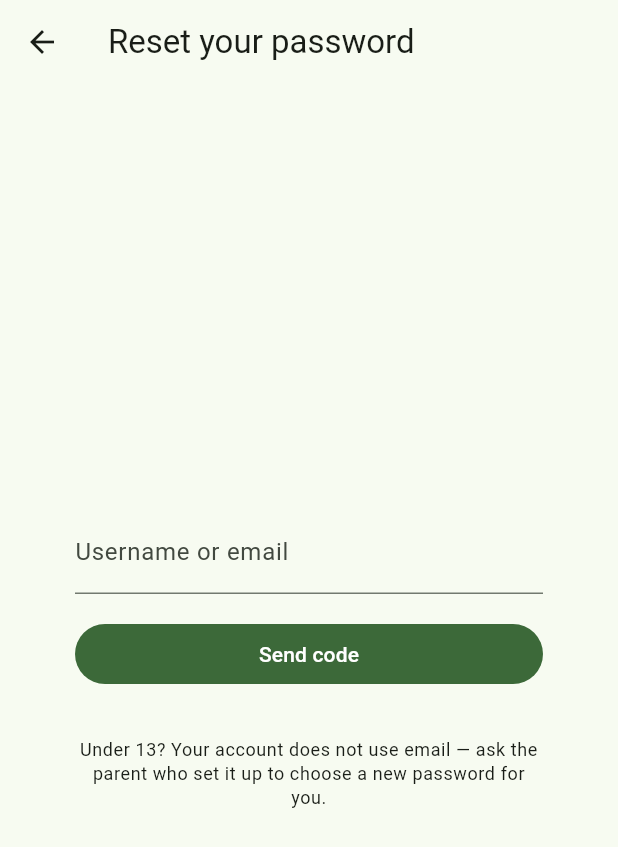
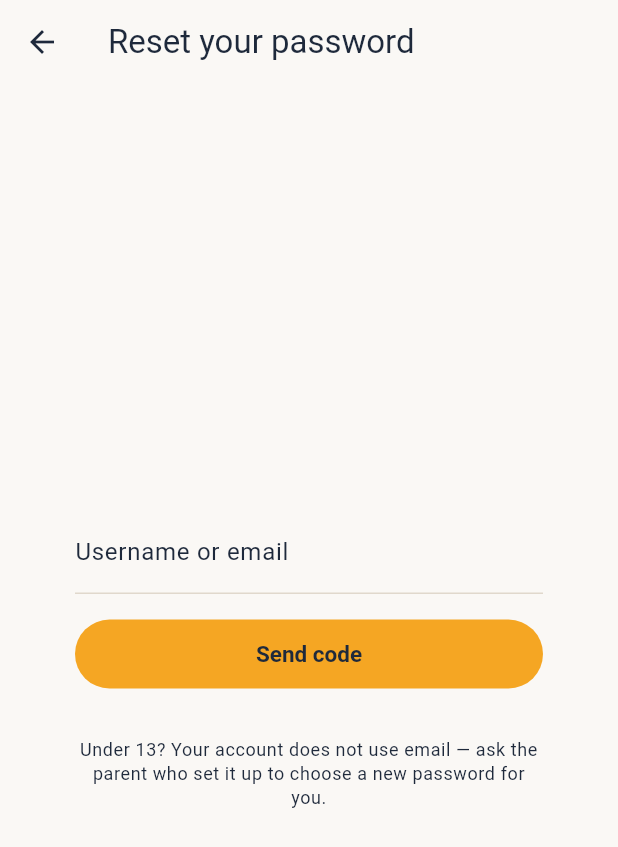
Before and after one commit to rchorse/scripture_buddy, a Flutter app: the screen it shows after launch, after a tap on "Sign in", after a tap on "Forgot your password?", on a phone screen of 412 x 824 dp. Shown: the top 847 px of the screen. Run offline on Flutter 3.47's test engine with Material 3 defaults, Android fonts, the phone set to English and light mode, and no system bars; our stand-ins replace flutter_riverpod, flutter_timezone, web; missing offline and left inert: amplify_auth_cognito, amplify_flutter.

Commit message:
Apply the Hive theme and vocabulary
Palette and both light and dark themes from the brand doc: honey gold for
primary actions, amber for accents, parchment and midnight for surfaces,
sage for correct answers, terracotta for warnings. Amber is bright enough
that buttons take dark type rather than white.

The gamification vocabulary now reaches the reader: XP is Nectar Drops and
the streak is a Honey Jar, on the progress header, the lesson summary and
the leaderboard. "XP" and "streak" stay as the implementation words.

HoneycombNode ships the hexagonal cell from the doc — clipped rather than
an image so it stays sharp and recolours by state. Nothing renders it yet;
the lesson map it belongs to does not exist.

Two things the doc asked for that are not here. The app is still called
ScriptureBuddy rather than "Hive Study": the name is already the domain,
the Cognito pool, the store listing drafts and the published privacy
policy. And Desi the honeybee needs artwork that does not exist, so the
mascot widget would only have found missing assets.

Caught while verifying: lessonSuccess and appName were written but never
referenced, so dart2js tree-shook them out of the bundle entirely. Both
are wired now; streakReminder stays unused and flagged, since the FCM job
it belongs to has not been built.

Co-Authored-By: Claude Opus 5 <noreply@anthropic.com>

```diff
--- /dev/null
+++ b/app/lib/core/hive_strings.dart
@@ -0,0 +1,41 @@
+/// The Hive vocabulary.
+///
+/// Gamification terms live here so the metaphor stays consistent wherever it
+/// surfaces — screens, reward sheets, and later push notifications. Points are
+/// **Nectar Drops** and the streak is a **Honey Jar**; "XP" and "streak" are
+/// implementation words that should not reach a reader.
+///
+/// The app is still called ScriptureBuddy. The brand document proposed "Hive
+/// Study", but the name is already the domain, the Cognito pool, the store
+/// listing drafts and the published privacy policy — so the hive is the
+/// metaphor, not the name.
+class HiveStrings {
+  const HiveStrings._();
+
+  static const appName = 'ScriptureBuddy';
+
+  /// "12 Nectar Drops", but "1 Nectar Drop".
+  static String nectar(int amount) =>
+      '$amount Nectar ${amount == 1 ? 'Drop' : 'Drops'}';
+
+  static String nectarGained(int amount) => '+${nectar(amount)}';
+
+  /// The jar fills as the streak grows, so a streak reads as days of honey.
+  static String jarStatus(int days) => days == 1 ? '1 day of honey' : '$days days of honey';
+
+  static const jarEmpty = 'Your honey jar is empty';
+
+  static const jarAtRisk =
+      'Your jar is running low — a few minutes today tops it up';
+
+  static const lessonSuccess =
+      'Unbee-lievable. Another drop of wisdom in your jar.';
+
+  /// Unused until the FCM reminder job exists — kept so the copy is written
+  /// once, in the same voice as everything else.
+  static const streakReminder =
+      'Desi is waiting at the hive. Keep your jar full with a 3-minute review.';
+
+  static String toNextLevel(int drops, int level) =>
+      '${nectar(drops)} to level $level';
+}
--- /dev/null
+++ b/app/lib/core/hive_theme.dart
@@ -0,0 +1,117 @@
+import 'package:flutter/material.dart';
+
+/// The Hive palette and themes.
+///
+/// The metaphor is a beehive — honey, honeycomb, nectar — chosen because it
+/// carries wisdom, sweetness and community without belonging to any one faith.
+/// That matters: the content model holds any scripture, so the branding must
+/// not pick a side by using sunrises, olive branches, scrolls or stars.
+class HiveTheme {
+  const HiveTheme._();
+
+  /// Primary buttons, active states, progress fills.
+  static const honeyGolden = Color(0xFFF5A623);
+
+  /// Secondary accents, borders, streak badges.
+  static const royalAmber = Color(0xFFE68A00);
+
+  /// Scaffold background in light mode.
+  static const parchmentCream = Color(0xFFFAF8F5);
+
+  /// Body type in light mode; the background in dark.
+  static const deepMidnight = Color(0xFF1E293B);
+
+  /// Correct answers, completed lesson cells.
+  static const sageGreen = Color(0xFF059669);
+
+  /// Streak alerts and warnings.
+  static const terracotta = Color(0xFFC2410C);
+
+  /// Honey on parchment is a low-contrast pairing, so text sits on
+  /// [deepMidnight] rather than on the amber itself wherever it can.
+  static ThemeData get light => _build(Brightness.light);
+
+  static ThemeData get dark => _build(Brightness.dark);
+
+  static ThemeData _build(Brightness brightness) {
+    final isDark = brightness == Brightness.dark;
+    final scheme = ColorScheme(
+      brightness: brightness,
+      primary: honeyGolden,
+      onPrimary: deepMidnight,
+      secondary: royalAmber,
+      onSecondary: Colors.white,
+      tertiary: sageGreen,
+      onTertiary: Colors.white,
+      error: terracotta,
+      onError: Colors.white,
+      surface: isDark ? const Color(0xFF243044) : Colors.white,
+      onSurface: isDark ? const Color(0xFFE8EDF5) : deepMidnight,
+      surfaceContainerLowest: isDark ? deepMidnight : parchmentCream,
+      outline: isDark ? const Color(0xFF3D4B63) : const Color(0xFFE0D8CC),
+    );
+
+    return ThemeData(
+      useMaterial3: true,
+      colorScheme: scheme,
+      scaffoldBackgroundColor: isDark ? deepMidnight : parchmentCream,
+      appBarTheme: AppBarTheme(
+        backgroundColor: isDark ? deepMidnight : parchmentCream,
+        foregroundColor: scheme.onSurface,
+        elevation: 0,
+        centerTitle: false,
+      ),
+      cardTheme: CardThemeData(
+        color: scheme.surface,
+        elevation: 0,
+        shape: RoundedRectangleBorder(
+          borderRadius: BorderRadius.circular(14),
+          side: BorderSide(color: scheme.outline),
+        ),
+        margin: const EdgeInsets.symmetric(vertical: 5),
+      ),
+      filledButtonTheme: FilledButtonThemeData(
+        style: FilledButton.styleFrom(
+          backgroundColor: honeyGolden,
+          // Amber is bright: dark type reads far better on it than white.
+          foregroundColor: deepMidnight,
+          padding: const EdgeInsets.symmetric(vertical: 14, horizontal: 22),
+          shape: RoundedRectangleBorder(
+            borderRadius: BorderRadius.circular(28),
+          ),
+          textStyle: const TextStyle(fontSize: 15, fontWeight: FontWeight.w600),
+        ),
+      ),
+      outlinedButtonTheme: OutlinedButtonThemeData(
+        style: OutlinedButton.styleFrom(
+          foregroundColor: scheme.onSurface,
+          side: BorderSide(color: royalAmber.withValues(alpha: 0.6)),
+          padding: const EdgeInsets.symmetric(vertical: 14, horizontal: 22),
+          shape: RoundedRectangleBorder(
+            borderRadius: BorderRadius.circular(28),
+          ),
+        ),
+      ),
+      textButtonTheme: TextButtonThemeData(
+        style: TextButton.styleFrom(foregroundColor: royalAmber),
+      ),
+      progressIndicatorTheme: const ProgressIndicatorThemeData(
+        color: honeyGolden,
+        linearMinHeight: 8,
+      ),
+      dividerTheme: DividerThemeData(color: scheme.outline, thickness: 1),
+      snackBarTheme: SnackBarThemeData(
+        backgroundColor: deepMidnight,
+        contentTextStyle: const TextStyle(color: Colors.white),
+        behavior: SnackBarBehavior.floating,
+        shape: RoundedRectangleBorder(borderRadius: BorderRadius.circular(10)),
+      ),
+      inputDecorationTheme: InputDecorationTheme(
+        focusedBorder: UnderlineInputBorder(
+          borderSide: const BorderSide(color: royalAmber, width: 2),
+          borderRadius: BorderRadius.circular(4),
+        ),
+      ),
+    );
+  }
+}
--- a/app/lib/features/social/league_page.dart
+++ b/app/lib/features/social/league_page.dart
@@ -1,6 +1,7 @@
 import 'package:flutter/material.dart';
 
 import 'social_api.dart';
+import '../../core/hive_strings.dart';
 import 'social_models.dart';
 
 /// Weekly league cohort, with the friends leaderboard as a second tab.
@@ -143,7 +144,7 @@ class _StandingsView extends StatelessWidget {
                         : null,
                   ),
                   subtitle: row.isYou ? const Text('You') : null,
-                  trailing: Text('${row.xp} XP',
+                  trailing: Text(HiveStrings.nectar(row.xp),
                       style: theme.textTheme.titleSmall),
                 ),
               ),
--- a/app/lib/main.dart
+++ b/app/lib/main.dart
@@ -4,6 +4,8 @@ import 'package:flutter/material.dart';
 import 'package:flutter_riverpod/flutter_riverpod.dart';
 
 import 'core/config.dart';
+import 'core/hive_strings.dart';
+import 'core/hive_theme.dart';
 import 'features/onboarding/auth_gate.dart';
 
 Future<void> main() async {
@@ -36,11 +38,9 @@ class ScriptureBuddyApp extends StatelessWidget {
   @override
   Widget build(BuildContext context) {
     return MaterialApp(
-      title: 'ScriptureBuddy',
-      theme: ThemeData(
-        colorScheme: ColorScheme.fromSeed(seedColor: const Color(0xFF2E7D32)),
-        useMaterial3: true,
-      ),
+      title: HiveStrings.appName,
+      theme: HiveTheme.light,
+      darkTheme: HiveTheme.dark,
       home: const AuthGate(),
     );
   }
```
Also changed, not shown: app/lib/features/game/honeycomb_node.dart (added, +91 -0 lines), app/lib/features/game/progress_header.dart (+10 -6 lines), app/lib/features/lessons/lesson_player_page.dart (+6 -6 lines).
